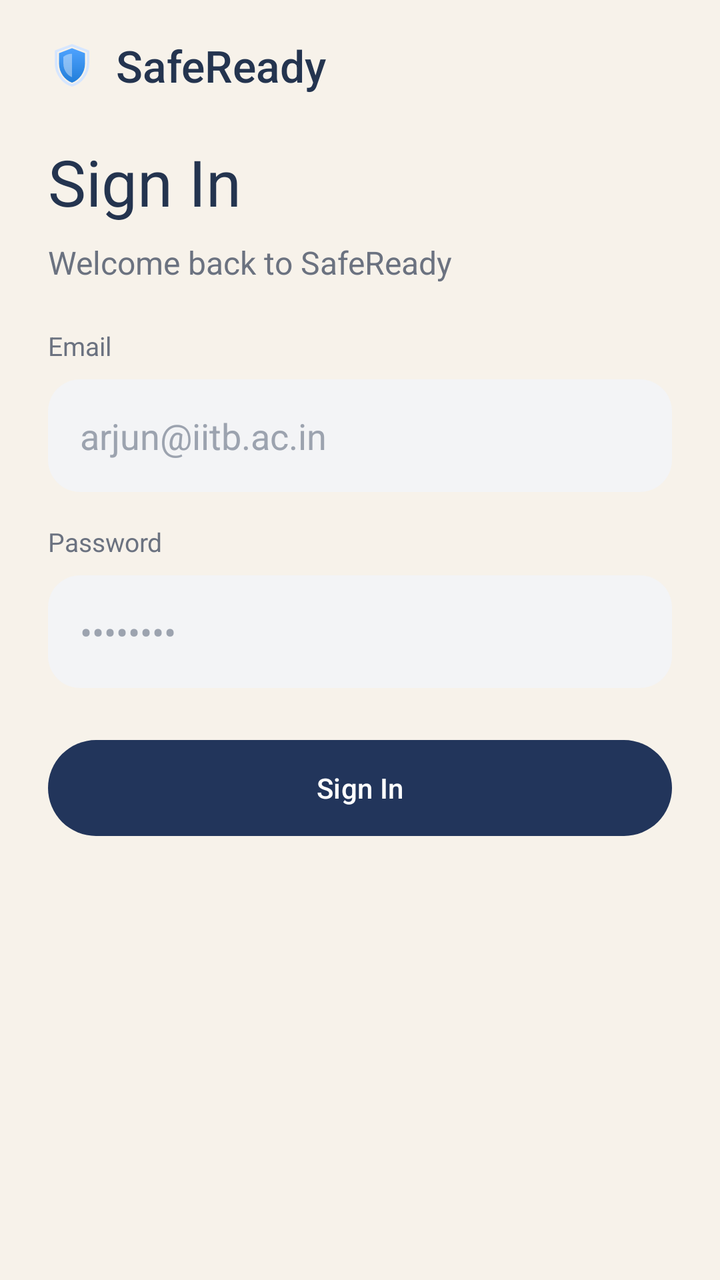
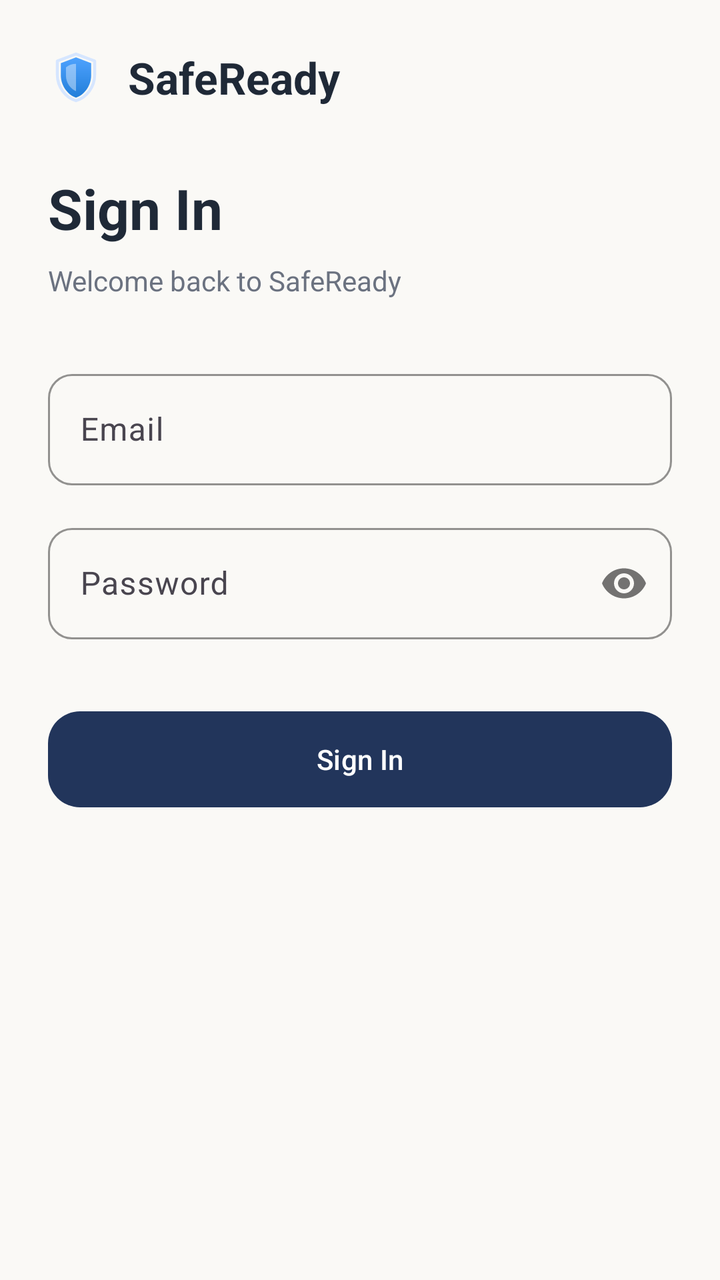

Compare the two renders of this Android layout. The source of the first and the diff that turns it into the second are given below.
<!-- AndroidManifest.xml: application theme Theme.Capstone -->
<!-- res/layout/activity_login.xml -->
<?xml version="1.0" encoding="utf-8"?>
<androidx.core.widget.NestedScrollView xmlns:android="http://schemas.android.com/apk/res/android"
    xmlns:app="http://schemas.android.com/apk/res-auto"
    android:id="@+id/loginScroll"
    android:layout_width="match_parent"
    android:layout_height="match_parent"
    android:background="@color/signup_bg"
    android:fillViewport="true">

    <androidx.constraintlayout.widget.ConstraintLayout
        android:id="@+id/loginRoot"
        android:layout_width="match_parent"
        android:layout_height="match_parent"
        android:paddingStart="24dp"
        android:paddingEnd="24dp"
        android:paddingTop="18dp"
        android:paddingBottom="18dp">

        
        <LinearLayout
            android:id="@+id/header"
            android:layout_width="wrap_content"
            android:layout_height="wrap_content"
            android:gravity="center_vertical"
            android:orientation="horizontal"
            app:layout_constraintStart_toStartOf="parent"
            app:layout_constraintTop_toTopOf="parent">

            <ImageView
                android:layout_width="24dp"
                android:layout_height="24dp"
                android:contentDescription="@string/safeready_logo"
                android:src="@drawable/ic_shield_gradient" />

            <TextView
                android:layout_width="wrap_content"
                android:layout_height="wrap_content"
                android:layout_marginStart="10dp"
                android:fontFamily="sans-serif-medium"
                android:text="@string/safeready_title"
                android:textColor="@color/onboarding_title"
                android:textSize="22sp" />
        </LinearLayout>

        <TextView
            android:id="@+id/title"
            android:layout_width="0dp"
            android:layout_height="wrap_content"
            android:layout_marginTop="22dp"
            android:fontFamily="sans-serif"
            android:text="@string/login_title"
            android:textColor="@color/onboarding_title"
            android:textSize="32sp"
            app:layout_constraintEnd_toEndOf="parent"
            app:layout_constraintStart_toStartOf="parent"
            app:layout_constraintTop_toBottomOf="@id/header" />

        <TextView
            android:id="@+id/subtitle"
            android:layout_width="0dp"
            android:layout_height="wrap_content"
            android:layout_marginTop="8dp"
            android:fontFamily="sans-serif"
            android:text="@string/login_subtitle"
            android:textColor="@color/onboarding_desc"
            android:textSize="16sp"
            app:layout_constraintEnd_toEndOf="parent"
            app:layout_constraintStart_toStartOf="parent"
            app:layout_constraintTop_toBottomOf="@id/title" />

        
        <TextView
            android:id="@+id/labelEmail"
            android:layout_width="0dp"
            android:layout_height="wrap_content"
            android:layout_marginTop="22dp"
            android:fontFamily="sans-serif"
            android:text="@string/signup_email"
            android:textColor="@color/signup_label"
            android:textSize="13sp"
            app:layout_constraintEnd_toEndOf="parent"
            app:layout_constraintStart_toStartOf="parent"
            app:layout_constraintTop_toBottomOf="@id/subtitle" />

        <EditText
            android:id="@+id/inputEmail"
            android:layout_width="0dp"
            android:layout_height="wrap_content"
            android:layout_marginTop="8dp"
            android:background="@drawable/bg_input"
            android:fontFamily="sans-serif"
            android:hint="@string/login_email_hint"
            android:inputType="textEmailAddress"
            android:padding="16dp"
            android:textColor="@color/signup_input"
            android:textColorHint="@color/signup_hint"
            app:layout_constraintEnd_toEndOf="parent"
            app:layout_constraintStart_toStartOf="parent"
            app:layout_constraintTop_toBottomOf="@id/labelEmail" />

        
        <TextView
            android:id="@+id/labelPassword"
            android:layout_width="0dp"
            android:layout_height="wrap_content"
            android:layout_marginTop="16dp"
            android:fontFamily="sans-serif"
            android:text="@string/signup_password"
            android:textColor="@color/signup_label"
            android:textSize="13sp"
            app:layout_constraintEnd_toEndOf="parent"
            app:layout_constraintStart_toStartOf="parent"
            app:layout_constraintTop_toBottomOf="@id/inputEmail" />

        <EditText
            android:id="@+id/inputPassword"
            android:layout_width="0dp"
            android:layout_height="wrap_content"
            android:layout_marginTop="8dp"
            android:background="@drawable/bg_input"
            android:fontFamily="sans-serif"
            android:hint="@string/login_password_hint"
            android:inputType="textPassword"
            android:padding="16dp"
            android:textColor="@color/signup_input"
            android:textColorHint="@color/signup_hint"
            app:layout_constraintEnd_toEndOf="parent"
            app:layout_constraintStart_toStartOf="parent"
            app:layout_constraintTop_toBottomOf="@id/labelPassword" />

        <com.google.android.material.button.MaterialButton
            android:id="@+id/btnSignIn"
            android:layout_width="0dp"
            android:layout_height="56dp"
            android:layout_marginTop="22dp"
            android:fontFamily="sans-serif-medium"
            android:text="@string/login_primary"
            android:textAllCaps="false"
            android:textColor="@color/white"
            app:backgroundTint="@color/safeready_navy"
            app:cornerRadius="30dp"
            app:layout_constraintEnd_toEndOf="parent"
            app:layout_constraintStart_toStartOf="parent"
            app:layout_constraintTop_toBottomOf="@id/inputPassword" />

        <TextView
            android:id="@+id/footer"
            android:layout_width="0dp"
            android:layout_height="wrap_content"
            android:layout_marginTop="18dp"
            android:fontFamily="sans-serif"
            android:gravity="center"
            android:textColor="@color/onboarding_desc"
            android:textSize="14sp"
            app:layout_constraintEnd_toEndOf="parent"
            app:layout_constraintStart_toStartOf="parent"
            app:layout_constraintTop_toBottomOf="@id/btnSignIn" />

    </androidx.constraintlayout.widget.ConstraintLayout>
</androidx.core.widget.NestedScrollView>
<!-- resources referenced by this layout -->
<resources>
  <color name="onboarding_desc">#6B7280</color>
  <color name="onboarding_title">#24344F</color>
  <color name="safeready_navy">#22355B</color>
  <color name="signup_bg">#F7F2EA</color>
  <color name="signup_hint">#9CA3AF</color>
  <color name="signup_input">#374151</color>
  <color name="signup_label">#6B7280</color>
  <color name="white">#FFFFFFFF</color>
  <!-- drawable bg_input (drawable) -->
  <?xml version="1.0" encoding="utf-8"?>
  <shape xmlns:android="http://schemas.android.com/apk/res/android">
      <solid android:color="#F3F4F6" />
      <corners android:radius="16dp" />
  </shape>
  <string name="login_email_hint">arjun@iitb.ac.in</string>
  <string name="login_password_hint">••••••••</string>
  <string name="login_primary">Sign In</string>
  <string name="login_subtitle">Welcome back to SafeReady</string>
  <string name="login_title">Sign In</string>
  <string name="safeready_logo">SafeReady logo</string>
  <string name="safeready_title">SafeReady</string>
  <string name="signup_email">Email</string>
  <string name="signup_password">Password</string>
  <style name="Theme.Capstone" parent="Base.Theme.Capstone" />
  <style name="Base.Theme.Capstone" parent="Theme.Material3.DayNight.NoActionBar">
          
          
      </style>
  <!-- unchanged entries left out for length: 1 -->
</resources>

<!-- the commit's change to res/layout/activity_login.xml (unified diff, before → after) -->
@@ -4,17 +4,14 @@
     android:id="@+id/loginScroll"
     android:layout_width="match_parent"
     android:layout_height="match_parent"
-    android:background="@color/signup_bg"
+    android:background="@color/bg_app"
     android:fillViewport="true">
 
     <androidx.constraintlayout.widget.ConstraintLayout
         android:id="@+id/loginRoot"
         android:layout_width="match_parent"
         android:layout_height="match_parent"
-        android:paddingStart="24dp"
-        android:paddingEnd="24dp"
-        android:paddingTop="18dp"
-        android:paddingBottom="18dp">
+        android:padding="24dp">
 
         
         <LinearLayout
@@ -27,131 +24,91 @@
             app:layout_constraintTop_toTopOf="parent">
 
             <ImageView
-                android:layout_width="24dp"
-                android:layout_height="24dp"
-                android:contentDescription="@string/safeready_logo"
+                android:layout_width="28dp"
+                android:layout_height="28dp"
                 android:src="@drawable/ic_shield_gradient" />
 
             <TextView
+                style="@style/TextStyle.Heading.Large"
                 android:layout_width="wrap_content"
                 android:layout_height="wrap_content"
-                android:layout_marginStart="10dp"
-                android:fontFamily="sans-serif-medium"
-                android:text="@string/safeready_title"
-                android:textColor="@color/onboarding_title"
-                android:textSize="22sp" />
+                android:layout_marginStart="12dp"
+                android:text="@string/safeready_title" />
         </LinearLayout>
 
         <TextView
             android:id="@+id/title"
+            style="@style/TextStyle.Display.Medium"
             android:layout_width="0dp"
             android:layout_height="wrap_content"
-            android:layout_marginTop="22dp"
-            android:fontFamily="sans-serif"
+            android:layout_marginTop="32dp"
             android:text="@string/login_title"
-            android:textColor="@color/onboarding_title"
-            android:textSize="32sp"
             app:layout_constraintEnd_toEndOf="parent"
             app:layout_constraintStart_toStartOf="parent"
             app:layout_constraintTop_toBottomOf="@id/header" />
 
         <TextView
             android:id="@+id/subtitle"
+            style="@style/TextStyle.Body.Medium"
             android:layout_width="0dp"
             android:layout_height="wrap_content"
             android:layout_marginTop="8dp"
-            android:fontFamily="sans-serif"
             android:text="@string/login_subtitle"
-            android:textColor="@color/onboarding_desc"
-            android:textSize="16sp"
+            android:textColor="@color/text_secondary"
             app:layout_constraintEnd_toEndOf="parent"
             app:layout_constraintStart_toStartOf="parent"
             app:layout_constraintTop_toBottomOf="@id/title" />
 
         
-        <TextView
-            android:id="@+id/labelEmail"
-            android:layout_width="0dp"
+        <com.google.android.material.textfield.TextInputLayout
+            android:id="@+id/layoutEmail"
+            style="@style/InputField.Primary"
+            android:layout_width="match_parent"
             android:layout_height="wrap_content"
-            android:layout_marginTop="22dp"
-            android:fontFamily="sans-serif"
-            android:text="@string/signup_email"
-            android:textColor="@color/signup_label"
-            android:textSize="13sp"
-            app:layout_constraintEnd_toEndOf="parent"
-            app:layout_constraintStart_toStartOf="parent"
-            app:layout_constraintTop_toBottomOf="@id/subtitle" />
+            android:layout_marginTop="32dp"
+            android:hint="@string/signup_email"
+            app:layout_constraintTop_toBottomOf="@id/subtitle">
 
-        <EditText
-            android:id="@+id/inputEmail"
-            android:layout_width="0dp"
-            android:layout_height="wrap_content"
-            android:layout_marginTop="8dp"
-            android:background="@drawable/bg_input"
-            android:fontFamily="sans-serif"
-            android:hint="@string/login_email_hint"
-            android:inputType="textEmailAddress"
-            android:padding="16dp"
-            android:textColor="@color/signup_input"
-            android:textColorHint="@color/signup_hint"
-            app:layout_constraintEnd_toEndOf="parent"
-            app:layout_constraintStart_toStartOf="parent"
-            app:layout_constraintTop_toBottomOf="@id/labelEmail" />
+            <com.google.android.material.textfield.TextInputEditText
+                android:id="@+id/inputEmail"
+                android:layout_width="match_parent"
+                android:layout_height="wrap_content"
+                android:inputType="textEmailAddress" />
+        </com.google.android.material.textfield.TextInputLayout>
 
         
-        <TextView
-            android:id="@+id/labelPassword"
-            android:layout_width="0dp"
+        <com.google.android.material.textfield.TextInputLayout
+            android:id="@+id/layoutPassword"
+            style="@style/InputField.Primary"
+            android:layout_width="match_parent"
             android:layout_height="wrap_content"
             android:layout_marginTop="16dp"
-            android:fontFamily="sans-serif"
-            android:text="@string/signup_password"
-            android:textColor="@color/signup_label"
-            android:textSize="13sp"
-            app:layout_constraintEnd_toEndOf="parent"
-            app:layout_constraintStart_toStartOf="parent"
-            app:layout_constraintTop_toBottomOf="@id/inputEmail" />
+            android:hint="@string/signup_password"
+            app:passwordToggleEnabled="true"
+            app:layout_constraintTop_toBottomOf="@id/layoutEmail">
 
-        <EditText
-            android:id="@+id/inputPassword"
-            android:layout_width="0dp"
-            android:layout_height="wrap_content"
-            android:layout_marginTop="8dp"
-            android:background="@drawable/bg_input"
-            android:fontFamily="sans-serif"
-            android:hint="@string/login_password_hint"
-            android:inputType="textPassword"
-            android:padding="16dp"
-            android:textColor="@color/signup_input"
-            android:textColorHint="@color/signup_hint"
-            app:layout_constraintEnd_toEndOf="parent"
-            app:layout_constraintStart_toStartOf="parent"
-            app:layout_constraintTop_toBottomOf="@id/labelPassword" />
+            <com.google.android.material.textfield.TextInputEditText
+                android:id="@+id/inputPassword"
+                android:layout_width="match_parent"
+                android:layout_height="wrap_content"
+                android:inputType="textPassword" />
+        </com.google.android.material.textfield.TextInputLayout>
 
         <com.google.android.material.button.MaterialButton
             android:id="@+id/btnSignIn"
-            android:layout_width="0dp"
+            style="@style/Button.Primary"
+            android:layout_width="match_parent"
             android:layout_height="56dp"
-            android:layout_marginTop="22dp"
-            android:fontFamily="sans-serif-medium"
+            android:layout_marginTop="32dp"
             android:text="@string/login_primary"
-            android:textAllCaps="false"
-            android:textColor="@color/white"
-            app:backgroundTint="@color/safeready_navy"
-            app:cornerRadius="30dp"
-            app:layout_constraintEnd_toEndOf="parent"
-            app:layout_constraintStart_toStartOf="parent"
-            app:layout_constraintTop_toBottomOf="@id/inputPassword" />
+            app:layout_constraintTop_toBottomOf="@id/layoutPassword" />
 
         <TextView
             android:id="@+id/footer"
-            android:layout_width="0dp"
+            style="@style/TextStyle.Body.Medium"
+            android:layout_width="wrap_content"
             android:layout_height="wrap_content"
-            android:layout_marginTop="18dp"
-            android:fontFamily="sans-serif"
-            android:gravity="center"
-            android:textColor="@color/onboarding_desc"
-            android:textSize="14sp"
+            android:layout_marginTop="24dp"
             app:layout_constraintEnd_toEndOf="parent"
             app:layout_constraintStart_toStartOf="parent"
             app:layout_constraintTop_toBottomOf="@id/btnSignIn" />
<!-- resource entries referenced after the edit -->
@@ -1,33 +1,69 @@
 <!-- resources referenced by this layout -->
 <resources>
-  <color name="onboarding_desc">#6B7280</color>
-  <color name="onboarding_title">#24344F</color>
-  <color name="safeready_navy">#22355B</color>
-  <color name="signup_bg">#F7F2EA</color>
-  <color name="signup_hint">#9CA3AF</color>
-  <color name="signup_input">#374151</color>
-  <color name="signup_label">#6B7280</color>
-  <color name="white">#FFFFFFFF</color>
-  <!-- drawable bg_input (drawable) -->
-  <?xml version="1.0" encoding="utf-8"?>
-  <shape xmlns:android="http://schemas.android.com/apk/res/android">
-      <solid android:color="#F3F4F6" />
-      <corners android:radius="16dp" />
-  </shape>
-  <string name="login_email_hint">arjun@iitb.ac.in</string>
-  <string name="login_password_hint">••••••••</string>
+  <color name="bg_app">#FAF9F6</color>
+  <color name="text_secondary">#6B7280</color>
   <string name="login_primary">Sign In</string>
   <string name="login_subtitle">Welcome back to SafeReady</string>
   <string name="login_title">Sign In</string>
-  <string name="safeready_logo">SafeReady logo</string>
   <string name="safeready_title">SafeReady</string>
   <string name="signup_email">Email</string>
   <string name="signup_password">Password</string>
+  <style name="Button.Primary" parent="Widget.Material3.Button">
+          <item name="backgroundTint">@color/color_navy_800</item>
+          <item name="android:textColor">@color/text_inverse</item>
+          <item name="android:minHeight">@dimen/button_height_large</item>
+          <item name="cornerRadius">@dimen/corner_lg</item>
+          <item name="android:textSize">@dimen/text_body_md</item>
+          <item name="android:fontFamily">sans-serif-medium</item>
+      </style>
+  <style name="InputField.Primary" parent="Widget.Material3.TextInputLayout.OutlinedBox">
+          <item name="android:minHeight">@dimen/input_field_height</item>
+          <item name="boxStrokeColor">@color/border_light</item>
+          <item name="boxCornerRadiusBottomEnd">@dimen/corner_md</item>
+          <item name="boxCornerRadiusBottomStart">@dimen/corner_md</item>
+          <item name="boxCornerRadiusTopEnd">@dimen/corner_md</item>
+          <item name="boxCornerRadiusTopStart">@dimen/corner_md</item>
+          <item name="hintTextColor">@color/text_tertiary</item>
+      </style>
+  <style name="TextStyle.Body.Medium" parent="TextStyle.Body">
+          <item name="android:textSize">@dimen/text_body_md</item>
+          <item name="android:fontFamily">sans-serif</item>
+      </style>
+  <style name="TextStyle.Display.Medium" parent="TextStyle.Display">
+          <item name="android:textSize">@dimen/text_display_md</item>
+          <item name="android:fontFamily">sans-serif</item>
+      </style>
+  <style name="TextStyle.Heading.Large" parent="TextStyle.Heading">
+          <item name="android:textSize">@dimen/text_heading_lg</item>
+          <item name="android:fontFamily">sans-serif</item>
+      </style>
   <style name="Theme.Capstone" parent="Base.Theme.Capstone" />
+  <color name="color_navy_800">#22355B</color>
+  <color name="text_inverse">#FFFFFF</color>
+  <dimen name="button_height_large">48dp</dimen>
+  <dimen name="corner_lg">16dp</dimen>
+  <dimen name="text_body_md">14sp</dimen>
+  <dimen name="input_field_height">48dp</dimen>
+  <color name="border_light">#E5E7EB</color>
+  <dimen name="corner_md">12dp</dimen>
+  <color name="text_tertiary">#9CA3AF</color>
+  <style name="TextStyle.Body" parent="TextStyle" />
+  <style name="TextStyle.Display" parent="TextStyle">
+          <item name="android:textStyle">bold</item>
+      </style>
+  <dimen name="text_display_md">28sp</dimen>
+  <style name="TextStyle.Heading" parent="TextStyle">
+          <item name="android:textStyle">bold</item>
+      </style>
+  <dimen name="text_heading_lg">22sp</dimen>
   <style name="Base.Theme.Capstone" parent="Theme.Material3.DayNight.NoActionBar">
           
           
       </style>
+  <style name="TextStyle">
+          <item name="android:textColor">@color/text_primary</item>
+      </style>
+  <color name="text_primary">#1F2937</color>
   <!-- unchanged entries left out for length: 1 -->
 </resources>
 
